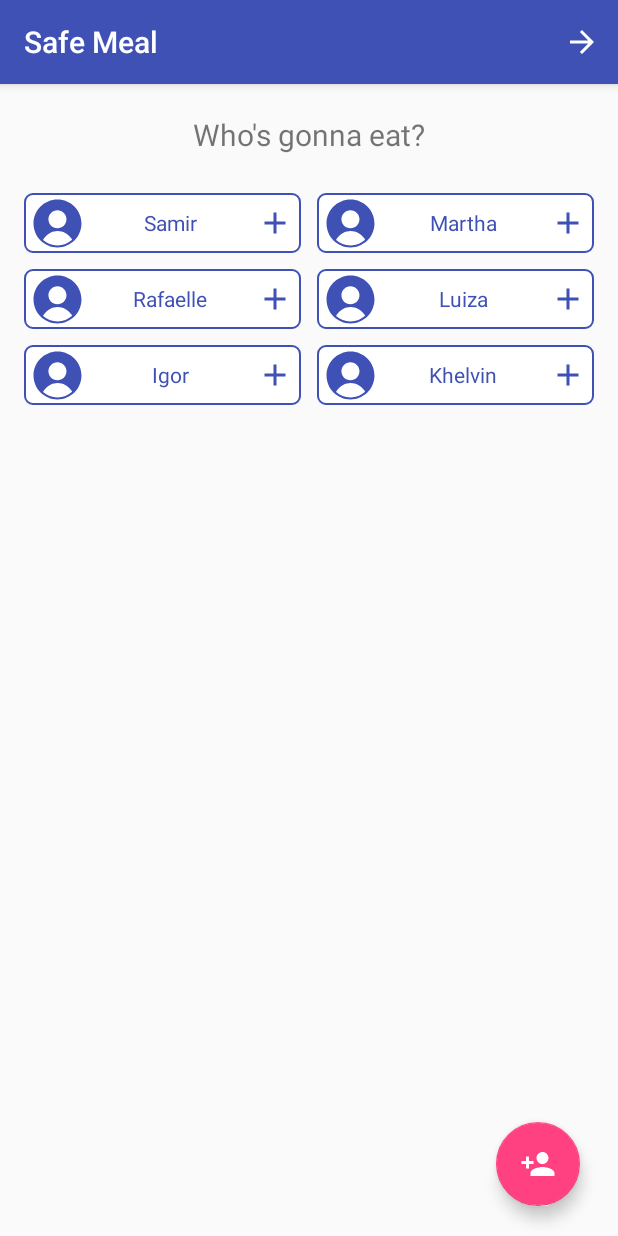
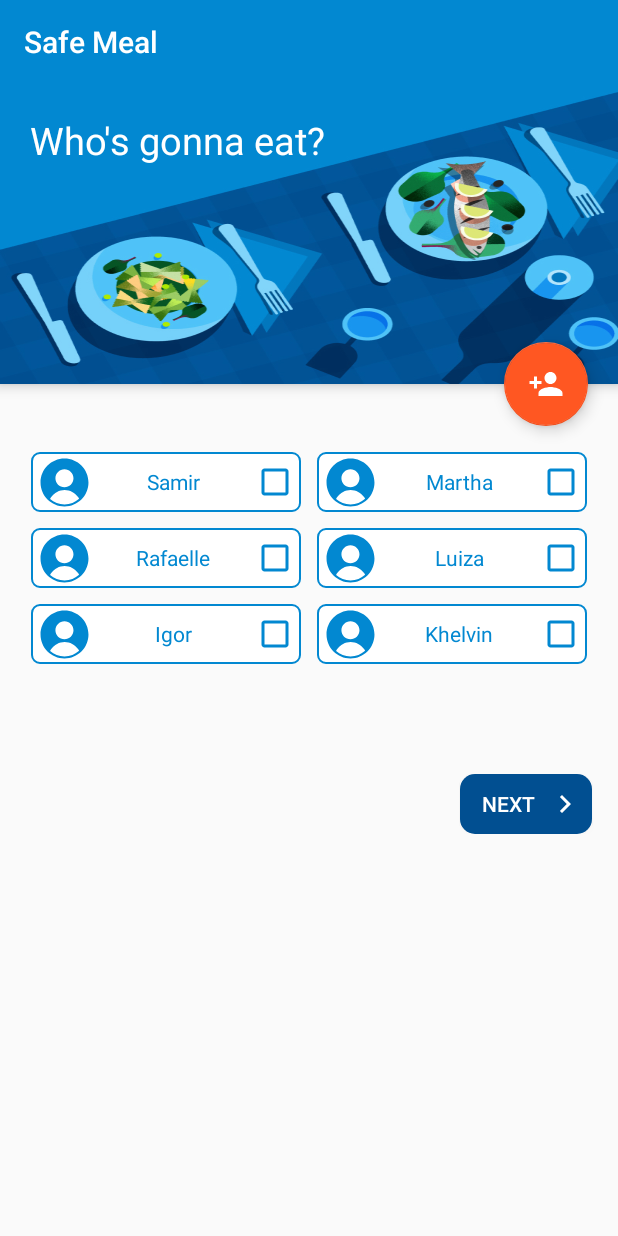
Before and after one commit to Rafaelle/healthy_meal, an Android app: the screen it shows after launch (MainActivity), on a phone screen of 412 x 824 dp. Run offline under Robolectric (Android 15) with nearby library versions, the phone set to English and light mode, and no system bars.

```diff
--- a/app/src/main/java/com/empsoft/safe_meal/fragments/ProfilesFragment.java
+++ b/app/src/main/java/com/empsoft/safe_meal/fragments/ProfilesFragment.java
@@ -8,6 +8,7 @@ import android.view.MenuInflater;
 import android.view.MenuItem;
 import android.view.View;
 import android.view.ViewGroup;
+import android.widget.Button;
 import android.widget.GridView;
 
 import com.empsoft.safe_meal.MainActivity;
@@ -71,18 +72,23 @@ public class ProfilesFragment extends Fragment {
         final GridView checkboxGridView = (GridView) view.findViewById(R.id.profile_grid_view);
         checkboxGridView.setAdapter(mAdapter);
 
+        final Button nextBtn = (Button) view.findViewById(R.id.next);
+
+
         modifyActioonBar();
+
+        nextBtn.setOnClickListener(new View.OnClickListener() {
+            @Override
+            public void onClick(View v) {
+                ((MainActivity) getActivity()).changeFragment(SelectFiltersFragment.getInstance(),SelectFiltersFragment.TAG,true );
+            }
+        });
 
 
     return view;
 
     }
 
-    @Override
-    public void onCreateOptionsMenu(Menu menu, MenuInflater inflater) {
-        // Inflate the menu; this adds items to the action bar if it is present.
-        inflater.inflate(R.menu.next_button_action_bar, menu);
-    }
 
     @Override
     public void onResume() {
@@ -90,17 +96,6 @@ public class ProfilesFragment extends Fragment {
         super.onResume();
     }
 
-    @Override
-    public boolean onOptionsItemSelected(MenuItem item) {
-        int id = item.getItemId();
-
-        if (id == R.id.next_button) {
-            ((MainActivity) this.getActivity()).changeFragment(SelectFiltersFragment.getInstance(), SelectFiltersFragment.TAG, true);
-            return true;
-        }
-
-        return super.onOptionsItemSelected(item);
-    }
 
     /**
      * Inicia as definições da ActionBar para esse fragment
@@ -108,6 +103,7 @@ public class ProfilesFragment extends Fragment {
     private void modifyActioonBar() {
         android.support.v7.app.ActionBar mActionbar = ((MainActivity) this.getActivity()).getSupportActionBar();
         mActionbar.setTitle(R.string.app_name);
+        mActionbar.setElevation(0);
         mActionbar.setDisplayHomeAsUpEnabled(false);//if true displays the left menu
     }
 
--- /dev/null
+++ b/app/src/main/res/drawable/background_shadow.xml
@@ -0,0 +1,19 @@
+<?xml version="1.0" encoding="utf-8"?>
+<layer-list xmlns:android="http://schemas.android.com/apk/res/android">
+    <item>
+        <shape android:shape="rectangle">
+            <solid android:color="#CABBBBBB"/>
+             />
+        </shape>
+    </item>
+
+    <item
+        android:left="0dp"
+        android:right="0dp"
+        android:top="0dp"
+        android:bottom="3dp">
+        <shape android:shape="rectangle">
+            <solid android:color="@color/colorPrimary"/>
+        </shape>
+    </item>
+</layer-list>
--- a/app/src/main/res/drawable/checkbox_ck_icon.xml
+++ b/app/src/main/res/drawable/checkbox_ck_icon.xml
@@ -1,4 +1,4 @@
 <selector xmlns:android="http://schemas.android.com/apk/res/android">
-    <item android:drawable="@drawable/ic_done_white" android:state_checked="true"/>
-    <item android:drawable="@drawable/ic_add_pc"  android:state_checked="false"/>
+    <item android:drawable="@drawable/ic_check_box_checked" android:state_checked="true"/>
+    <item android:drawable="@drawable/ic_check_box"  android:state_checked="false"/>
 </selector>
--- /dev/null
+++ b/app/src/main/res/drawable/ic_check_box.xml
@@ -0,0 +1,9 @@
+<vector xmlns:android="http://schemas.android.com/apk/res/android"
+        android:width="24dp"
+        android:height="24dp"
+        android:viewportWidth="24.0"
+        android:viewportHeight="24.0">
+    <path
+        android:fillColor="@color/colorPrimary"
+        android:pathData="M19,5v14H5V5h14m0,-2H5c-1.1,0 -2,0.9 -2,2v14c0,1.1 0.9,2 2,2h14c1.1,0 2,-0.9 2,-2V5c0,-1.1 -0.9,-2 -2,-2z"/>
+</vector>
--- /dev/null
+++ b/app/src/main/res/drawable/ic_check_box_checked.xml
@@ -0,0 +1,9 @@
+<vector xmlns:android="http://schemas.android.com/apk/res/android"
+        android:width="24dp"
+        android:height="24dp"
+        android:viewportWidth="24.0"
+        android:viewportHeight="24.0">
+    <path
+        android:fillColor="@color/iconColor"
+        android:pathData="M19,3L5,3c-1.11,0 -2,0.9 -2,2v14c0,1.1 0.89,2 2,2h14c1.11,0 2,-0.9 2,-2L21,5c0,-1.1 -0.89,-2 -2,-2zM10,17l-5,-5 1.41,-1.41L10,14.17l7.59,-7.59L19,8l-9,9z"/>
+</vector>
--- /dev/null
+++ b/app/src/main/res/drawable/ic_next.xml
@@ -0,0 +1,9 @@
+<vector xmlns:android="http://schemas.android.com/apk/res/android"
+        android:width="24dp"
+        android:height="24dp"
+        android:viewportWidth="24.0"
+        android:viewportHeight="24.0">
+    <path
+        android:fillColor="@android:color/white"
+        android:pathData="M10,6L8.59,7.41 13.17,12l-4.58,4.59L10,18l6,-6z"/>
+</vector>
--- a/app/src/main/res/layout/fragment_profiles.xml
+++ b/app/src/main/res/layout/fragment_profiles.xml
@@ -1,51 +1,101 @@
-<FrameLayout xmlns:android="http://schemas.android.com/apk/res/android"
-    xmlns:tools="http://schemas.android.com/tools"
+<android.support.design.widget.CoordinatorLayout
+    xmlns:app="http://schemas.android.com/apk/res-auto"
+    xmlns:android="http://schemas.android.com/apk/res/android"
+    android:orientation="vertical"
     android:layout_width="match_parent"
     android:layout_height="match_parent"
-    tools:context="com.empsoft.safe_meal.fragments.ProfilesFragment"
-    android:layout_marginLeft="5dp"
-    android:layout_marginRight="5dp">
+    >
+
 
     <LinearLayout
         android:orientation="vertical"
         android:layout_width="match_parent"
-        android:layout_height="match_parent">
+        android:layout_height="wrap_content">
+
 
         <LinearLayout
+            android:id="@+id/view_profile"
             android:orientation="horizontal"
             android:layout_width="match_parent"
-            android:layout_height="wrap_content"
-            android:gravity="center">
+            android:elevation="5dp"
+            android:background="@drawable/preview"
+            android:layout_height="200dp"
+            android:padding="20dp">
 
             <TextView
-                android:layout_margin="20dp"
                 android:layout_width="wrap_content"
                 android:layout_height="wrap_content"
-                android:textSize="20dp"
+                android:textSize="25dp"
+                android:textColor="@android:color/white"
                 android:text="Who's gonna eat?"/>
+
         </LinearLayout>
 
         <LinearLayout
+            android:orientation="vertical"
+            android:layout_marginTop="40dp"
+            android:layout_marginLeft="10dp"
+            android:layout_marginRight="10dp"
             android:layout_width="match_parent"
-            android:layout_height="400dp">
+            android:layout_height="210dp">
+
+            <ScrollView
+                android:layout_width="wrap_content"
+                android:layout_height="210dp">
+                <LinearLayout
+                    android:orientation="vertical"
+                    android:layout_width="match_parent"
+                    android:layout_height="210dp">
 
                     <GridView
                         android:id="@+id/profile_grid_view"
                         android:numColumns="2"
                         android:layout_width="match_parent"
-                android:layout_height="match_parent"
+                        android:layout_height="210dp"
                         android:paddingLeft="5dp"
                         android:paddingRight="5dp">
 
                     </GridView>
                 </LinearLayout>
+            </ScrollView>
 
         </LinearLayout>
+
+        <RelativeLayout
+            android:layout_width="match_parent"
+            android:layout_height="wrap_content"
+            android:layout_centerVertical="true"
+            android:layout_marginRight="5dp"
+            android:layout_marginLeft="5dp"
+            android:padding="10dp"
+            android:gravity="right"
+            >
+
+            <Button
+                android:id="@+id/next"
+                android:layout_width="wrap_content"
+                android:layout_height="40dp"
+                android:layout_centerInParent="true"
+                android:background="@drawable/bg_button"
+                android:layout_marginRight="2dp"
+                android:drawableRight="@drawable/ic_next"
+                android:padding="6dp"
+                android:text="next"
+                android:textColor="@android:color/white" />
+        </RelativeLayout>
+
+    </LinearLayout>
+
+
     <android.support.design.widget.FloatingActionButton
         android:id="@+id/user_settings_fab"
         android:layout_width="wrap_content"
         android:layout_height="wrap_content"
-        android:layout_gravity="end|bottom"
         android:layout_margin="20dp"
-        android:src="@drawable/ic_person_add_white" />
-</FrameLayout>
+        android:src="@drawable/ic_person_add_white"
+        app:layout_anchor="@id/view_profile"
+        app:layout_anchorGravity="bottom|right|end"/>
+
+
+
+</android.support.design.widget.CoordinatorLayout>
--- a/app/src/main/res/values/colors.xml
+++ b/app/src/main/res/values/colors.xml
@@ -1,8 +1,8 @@
 <?xml version="1.0" encoding="utf-8"?>
 <resources>
-    <color name="colorPrimary">#3F51B5</color>
-    <color name="colorPrimaryDark">#303F9F</color>
-    <color name="colorAccent">#FF4081</color>
+    <color name="colorPrimary">#0288D1</color>
+    <color name="colorPrimaryDark">#014F91</color>
+    <color name="colorAccent">#FF5722</color>
     <color name="iconColor">#FFFFFF</color>
 
 </resources>
```
Also changed, not shown: app/src/main/res/drawable/preview.jpg (added). Lines whose indentation alone changed are shown as unchanged.
